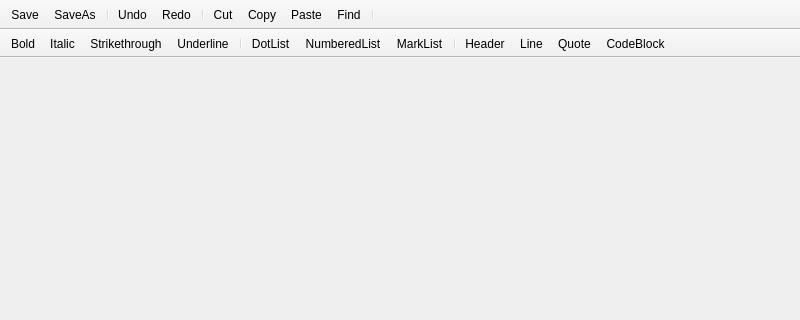
ilyayae/SpaceTimeHeart, file ui/editors/markdowneditor.ui: the form before one commit; both pictures show x 0 to 800 and y 0 to 320 of the 800 by 600 pixel window.
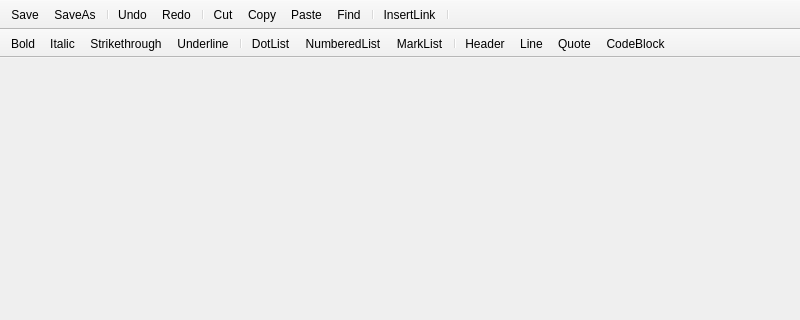
The form after the commit. Icons and pictures are not drawn.

```diff
--- a/ui/editors/markdowneditor.ui
+++ b/ui/editors/markdowneditor.ui
@@ -80,6 +80,8 @@
    <addaction name="actionPaste"/>
    <addaction name="actionFind"/>
    <addaction name="separator"/>
+   <addaction name="actionInsertLink"/>
+   <addaction name="separator"/>
   </widget>
   <widget class="QToolBar" name="toolBar_2">
    <property name="windowTitle">
@@ -308,6 +310,17 @@
     <enum>QAction::MenuRole::NoRole</enum>
    </property>
   </action>
+  <action name="actionInsertLink">
+   <property name="icon">
+    <iconset theme="QIcon::ThemeIcon::InsertLink"/>
+   </property>
+   <property name="text">
+    <string>InsertLink</string>
+   </property>
+   <property name="menuRole">
+    <enum>QAction::MenuRole::NoRole</enum>
+   </property>
+  </action>
  </widget>
  <resources/>
  <connections/>
```
